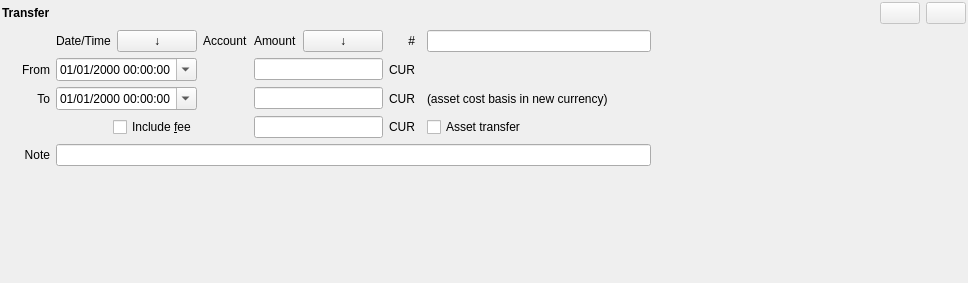
titov-vv/jal, file jal/ui/widgets/transfer_operation.ui: the form before one commit.
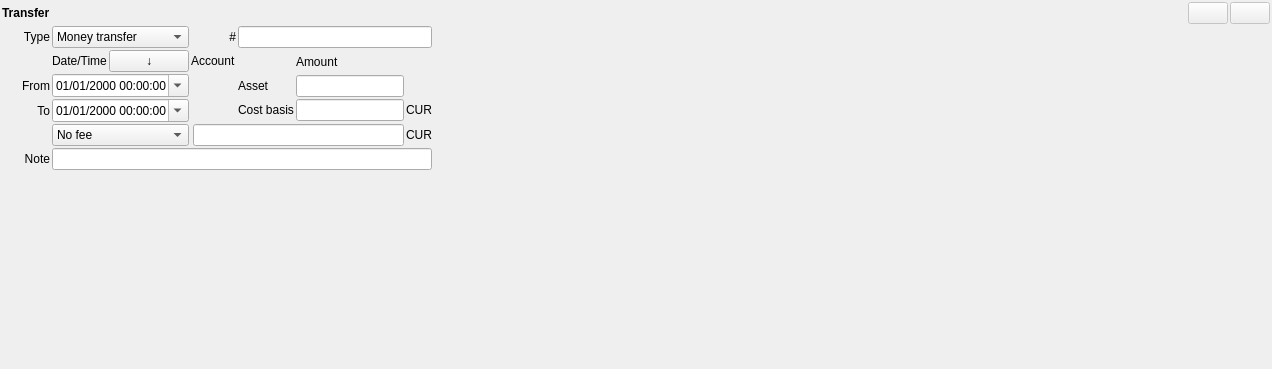
The form after the commit. The open tabs and pages were chosen to show the change. Custom widgets are drawn as their Qt base class.

Commit message: Transfer widget improvements. Tron fetch bug-fixes.

The edit to the form file:
```diff
--- a/jal/ui/widgets/transfer_operation.ui
+++ b/jal/ui/widgets/transfer_operation.ui
@@ -6,8 +6,8 @@
    <rect>
     <x>0</x>
     <y>0</y>
-    <width>968</width>
-    <height>283</height>
+    <width>1272</width>
+    <height>369</height>
    </rect>
   </property>
   <property name="windowTitle">
@@ -26,34 +26,192 @@
    <property name="bottomMargin">
     <number>2</number>
    </property>
-   <item row="3" column="7">
-    <widget class="AccountCurrencyLabel" name="to_currency">
-     <property name="text">
-      <string>CUR</string>
+   <property name="spacing">
+    <number>2</number>
+   </property>
+   <item row="7" column="2">
+    <spacer name="vertical_spacer">
+     <property name="orientation">
+      <enum>Qt::Orientation::Vertical</enum>
      </property>
-    </widget>
-   </item>
-   <item row="2" column="7">
-    <widget class="AccountCurrencyLabel" name="from_currency">
-     <property name="text">
-      <string>CUR</string>
+     <property name="sizeHint" stdset="0">
+      <size>
+       <width>20</width>
+       <height>40</height>
+      </size>
      </property>
-    </widget>
+    </spacer>
    </item>
-   <item row="2" column="0">
-    <widget class="QLabel" name="from_account_label">
+   <item row="4" column="0">
+    <widget class="QLabel" name="to_account_label">
      <property name="text">
-      <string>From</string>
+      <string>To</string>
      </property>
      <property name="alignment">
       <set>Qt::AlignRight|Qt::AlignTrailing|Qt::AlignVCenter</set>
      </property>
     </widget>
    </item>
-   <item row="3" column="4">
+   <item row="4" column="4">
     <widget class="ReferenceSelectorWidget" name="to_account_widget" native="true"/>
    </item>
-   <item row="7" column="0">
+   <item row="1" column="2" colspan="2">
+    <widget class="QComboBox" name="TransferTypeCombo">
+     <item>
+      <property name="text">
+       <string>Money transfer</string>
+      </property>
+     </item>
+     <item>
+      <property name="text">
+       <string>Asset transfer</string>
+      </property>
+     </item>
+    </widget>
+   </item>
+   <item row="2" column="4">
+    <widget class="QLabel" name="account_label">
+     <property name="text">
+      <string>Account</string>
+     </property>
+    </widget>
+   </item>
+   <item row="2" column="9">
+    <spacer name="horizontal_spacer">
+     <property name="orientation">
+      <enum>Qt::Orientation::Horizontal</enum>
+     </property>
+     <property name="sizeHint" stdset="0">
+      <size>
+       <width>40</width>
+       <height>20</height>
+      </size>
+     </property>
+    </spacer>
+   </item>
+   <item row="0" column="10">
+    <widget class="QPushButton" name="commit_button">
+     <property name="enabled">
+      <bool>false</bool>
+     </property>
+     <property name="toolTip">
+      <string>Commit changes</string>
+     </property>
+     <property name="text">
+      <string/>
+     </property>
+    </widget>
+   </item>
+   <item row="1" column="0">
+    <widget class="QLabel" name="TransferTypeLabel">
+     <property name="text">
+      <string>Type</string>
+     </property>
+     <property name="alignment">
+      <set>Qt::AlignmentFlag::AlignRight|Qt::AlignmentFlag::AlignTrailing|Qt::AlignmentFlag::AlignVCenter</set>
+     </property>
+    </widget>
+   </item>
+   <item row="2" column="2">
+    <widget class="QLabel" name="date_label">
+     <property name="text">
+      <string>Date/Time</string>
+     </property>
+    </widget>
+   </item>
+   <item row="5" column="4" colspan="5">
+    <widget class="QStackedWidget" name="FeeGasPages">
+     <property name="sizePolicy">
+      <sizepolicy hsizetype="Preferred" vsizetype="Maximum">
+       <horstretch>0</horstretch>
+       <verstretch>0</verstretch>
+      </sizepolicy>
+     </property>
+     <property name="frameShape">
+      <enum>QFrame::Shape::NoFrame</enum>
+     </property>
+     <property name="currentIndex">
+      <number>0</number>
+     </property>
+     <widget class="QWidget" name="NoFeePage"/>
+     <widget class="QWidget" name="FeePage">
+      <layout class="QGridLayout" name="gridLayout">
+       <property name="leftMargin">
+        <number>0</number>
+       </property>
+       <property name="topMargin">
+        <number>0</number>
+       </property>
+       <property name="rightMargin">
+        <number>0</number>
+       </property>
+       <property name="bottomMargin">
+        <number>0</number>
+       </property>
+       <property name="spacing">
+        <number>2</number>
+       </property>
+       <item row="0" column="2">
+        <widget class="AccountCurrencyLabel" name="fee_currency">
+         <property name="text">
+          <string>CUR</string>
+         </property>
+        </widget>
+       </item>
+       <item row="0" column="1">
+        <widget class="QLineEdit" name="fee">
+         <property name="alignment">
+          <set>Qt::AlignmentFlag::AlignRight|Qt::AlignmentFlag::AlignTrailing|Qt::AlignmentFlag::AlignVCenter</set>
+         </property>
+        </widget>
+       </item>
+       <item row="0" column="0">
+        <widget class="ReferenceSelectorWidget" name="fee_account_widget" native="true"/>
+       </item>
+      </layout>
+     </widget>
+     <widget class="QWidget" name="GasPage">
+      <layout class="QGridLayout" name="gridLayout_2">
+       <property name="leftMargin">
+        <number>0</number>
+       </property>
+       <property name="topMargin">
+        <number>0</number>
+       </property>
+       <property name="rightMargin">
+        <number>0</number>
+       </property>
+       <property name="bottomMargin">
+        <number>0</number>
+       </property>
+       <property name="spacing">
+        <number>2</number>
+       </property>
+       <item row="0" column="0">
+        <widget class="QLineEdit" name="gas">
+         <property name="alignment">
+          <set>Qt::AlignmentFlag::AlignRight|Qt::AlignmentFlag::AlignTrailing|Qt::AlignmentFlag::AlignVCenter</set>
+         </property>
+        </widget>
+       </item>
+       <item row="0" column="1">
+        <widget class="ReferenceSelectorWidget" name="gas_symbol_widget" native="true"/>
+       </item>
+      </layout>
+     </widget>
+    </widget>
+   </item>
+   <item row="1" column="4">
+    <widget class="QLabel" name="number_label">
+     <property name="text">
+      <string>#</string>
+     </property>
+     <property name="alignment">
+      <set>Qt::AlignmentFlag::AlignRight|Qt::AlignmentFlag::AlignTrailing|Qt::AlignmentFlag::AlignVCenter</set>
+     </property>
+    </widget>
+   </item>
+   <item row="6" column="0">
     <widget class="QLabel" name="note_label">
      <property name="text">
       <string>Note</string>
@@ -63,17 +221,194 @@
      </property>
     </widget>
    </item>
-   <item row="1" column="6">
-    <widget class="QPushButton" name="copy_amount_btn">
-     <property name="toolTip">
-      <string>Copy value</string>
+   <item row="2" column="5" rowspan="3" colspan="4">
+    <widget class="QStackedWidget" name="MoneyAssetPages">
+     <property name="sizePolicy">
+      <sizepolicy hsizetype="Preferred" vsizetype="Maximum">
+       <horstretch>0</horstretch>
+       <verstretch>0</verstretch>
+      </sizepolicy>
      </property>
-     <property name="text">
-      <string>↓</string>
+     <property name="lineWidth">
+      <number>1</number>
      </property>
+     <property name="currentIndex">
+      <number>1</number>
+     </property>
+     <widget class="QWidget" name="MoneyTransferPage">
+      <layout class="QGridLayout" name="gridLayout_3">
+       <property name="leftMargin">
+        <number>0</number>
+       </property>
+       <property name="topMargin">
+        <number>0</number>
+       </property>
+       <property name="rightMargin">
+        <number>0</number>
+       </property>
+       <property name="bottomMargin">
+        <number>0</number>
+       </property>
+       <property name="spacing">
+        <number>2</number>
+       </property>
+       <item row="2" column="2">
+        <widget class="AccountCurrencyLabel" name="from_currency">
+         <property name="text">
+          <string>CUR</string>
+         </property>
+        </widget>
+       </item>
+       <item row="3" column="2">
+        <widget class="AccountCurrencyLabel" name="to_currency">
+         <property name="text">
+          <string>CUR</string>
+         </property>
+        </widget>
+       </item>
+       <item row="0" column="0">
+        <widget class="QLabel" name="amount_label">
+         <property name="text">
+          <string>Amount</string>
+         </property>
+        </widget>
+       </item>
+       <item row="0" column="1">
+        <widget class="QPushButton" name="copy_amount_btn">
+         <property name="toolTip">
+          <string>Copy value</string>
+         </property>
+         <property name="text">
+          <string>↓</string>
+         </property>
+        </widget>
+       </item>
+       <item row="2" column="0" colspan="2">
+        <widget class="QLineEdit" name="withdrawal">
+         <property name="alignment">
+          <set>Qt::AlignmentFlag::AlignRight|Qt::AlignmentFlag::AlignTrailing|Qt::AlignmentFlag::AlignVCenter</set>
+         </property>
+        </widget>
+       </item>
+       <item row="3" column="0" colspan="2">
+        <widget class="QLineEdit" name="deposit">
+         <property name="alignment">
+          <set>Qt::AlignmentFlag::AlignRight|Qt::AlignmentFlag::AlignTrailing|Qt::AlignmentFlag::AlignVCenter</set>
+         </property>
+        </widget>
+       </item>
+      </layout>
+     </widget>
+     <widget class="QWidget" name="AssetTransferPage">
+      <layout class="QGridLayout" name="gridLayout_4">
+       <property name="leftMargin">
+        <number>0</number>
+       </property>
+       <property name="topMargin">
+        <number>0</number>
+       </property>
+       <property name="rightMargin">
+        <number>0</number>
+       </property>
+       <property name="bottomMargin">
+        <number>0</number>
+       </property>
+       <property name="spacing">
+        <number>2</number>
+       </property>
+       <item row="2" column="1">
+        <widget class="QLineEdit" name="asset_cost_basis"/>
+       </item>
+       <item row="2" column="0">
+        <widget class="QLabel" name="value_label">
+         <property name="text">
+          <string>Cost basis</string>
+         </property>
+        </widget>
+       </item>
+       <item row="1" column="1">
+        <widget class="QLineEdit" name="asset_amount"/>
+       </item>
+       <item row="1" column="0">
+        <widget class="QLabel" name="AssetLabel">
+         <property name="text">
+          <string>Asset</string>
+         </property>
+        </widget>
+       </item>
+       <item row="2" column="2">
+        <widget class="AccountCurrencyLabel" name="CostBasisCurrencyLabel">
+         <property name="text">
+          <string>CUR</string>
+         </property>
+        </widget>
+       </item>
+       <item row="1" column="2">
+        <widget class="ReferenceSelectorWidget" name="symbol_widget" native="true"/>
+       </item>
+       <item row="0" column="1">
+        <widget class="QLabel" name="AmountLabel">
+         <property name="text">
+          <string>Amount</string>
+         </property>
+        </widget>
+       </item>
+      </layout>
+     </widget>
     </widget>
    </item>
+   <item row="1" column="5" colspan="4">
+    <widget class="QLineEdit" name="number"/>
+   </item>
    <item row="3" column="2" colspan="2">
+    <widget class="QDateTimeEdit" name="withdrawal_timestamp">
+     <property name="displayFormat">
+      <string>dd/MM/yyyy hh:mm:ss</string>
+     </property>
+     <property name="calendarPopup">
+      <bool>true</bool>
+     </property>
+     <property name="timeSpec">
+      <enum>Qt::TimeSpec::UTC</enum>
+     </property>
+    </widget>
+   </item>
+   <item row="5" column="2" colspan="2">
+    <widget class="QComboBox" name="FeeGasCombo">
+     <item>
+      <property name="text">
+       <string>No fee</string>
+      </property>
+     </item>
+     <item>
+      <property name="text">
+       <string>Fee</string>
+      </property>
+     </item>
+     <item>
+      <property name="text">
+       <string>Gas</string>
+      </property>
+     </item>
+    </widget>
+   </item>
+   <item row="0" column="11">
+    <widget class="QPushButton" name="revert_button">
+     <property name="enabled">
+      <bool>false</bool>
+     </property>
+     <property name="acceptDrops">
+      <bool>false</bool>
+     </property>
+     <property name="toolTip">
+      <string>Cancel changes</string>
+     </property>
+     <property name="text">
+      <string/>
+     </property>
+    </widget>
+   </item>
+   <item row="4" column="2" colspan="2">
     <widget class="QDateTimeEdit" name="deposit_timestamp">
      <property name="displayFormat">
       <string>dd/MM/yyyy hh:mm:ss</string>
@@ -82,7 +417,17 @@
       <bool>true</bool>
      </property>
      <property name="timeSpec">
-      <enum>Qt::UTC</enum>
+      <enum>Qt::TimeSpec::UTC</enum>
+     </property>
+    </widget>
+   </item>
+   <item row="2" column="3">
+    <widget class="QPushButton" name="copy_date_btn">
+     <property name="toolTip">
+      <string>Copy value</string>
+     </property>
+     <property name="text">
+      <string>↓</string>
      </property>
     </widget>
    </item>
@@ -98,191 +443,21 @@
      </property>
     </widget>
    </item>
-   <item row="1" column="7">
-    <widget class="QLabel" name="number_label">
-     <property name="text">
-      <string>#</string>
-     </property>
-     <property name="alignment">
-      <set>Qt::AlignRight|Qt::AlignTrailing|Qt::AlignVCenter</set>
-     </property>
-    </widget>
-   </item>
-   <item row="1" column="10">
-    <spacer name="horizontal_spacer">
-     <property name="orientation">
-      <enum>Qt::Horizontal</enum>
-     </property>
-     <property name="sizeHint" stdset="0">
-      <size>
-       <width>40</width>
-       <height>20</height>
-      </size>
-     </property>
-    </spacer>
-   </item>
-   <item row="5" column="4">
-    <widget class="ReferenceSelectorWidget" name="fee_account_widget" native="true"/>
-   </item>
-   <item row="8" column="0">
-    <spacer name="vertical_spacer">
-     <property name="orientation">
-      <enum>Qt::Vertical</enum>
-     </property>
-     <property name="sizeHint" stdset="0">
-      <size>
-       <width>20</width>
-       <height>40</height>
-      </size>
-     </property>
-    </spacer>
-   </item>
-   <item row="2" column="5" colspan="2">
-    <widget class="QLineEdit" name="withdrawal">
-     <property name="alignment">
-      <set>Qt::AlignRight|Qt::AlignTrailing|Qt::AlignVCenter</set>
-     </property>
-    </widget>
-   </item>
-   <item row="7" column="2" colspan="8">
-    <widget class="QLineEdit" name="note"/>
-   </item>
-   <item row="0" column="11">
-    <widget class="QPushButton" name="commit_button">
-     <property name="enabled">
-      <bool>false</bool>
-     </property>
-     <property name="toolTip">
-      <string>Commit changes</string>
-     </property>
-     <property name="text">
-      <string/>
-     </property>
-    </widget>
-   </item>
-   <item row="1" column="3">
-    <widget class="QPushButton" name="copy_date_btn">
-     <property name="toolTip">
-      <string>Copy value</string>
-     </property>
-     <property name="text">
-      <string>↓</string>
-     </property>
-    </widget>
-   </item>
-   <item row="2" column="2" colspan="2">
-    <widget class="QDateTimeEdit" name="withdrawal_timestamp">
-     <property name="displayFormat">
-      <string>dd/MM/yyyy hh:mm:ss</string>
-     </property>
-     <property name="calendarPopup">
-      <bool>true</bool>
-     </property>
-     <property name="timeSpec">
-      <enum>Qt::UTC</enum>
-     </property>
-    </widget>
-   </item>
-   <item row="1" column="9">
-    <widget class="QLineEdit" name="number"/>
-   </item>
-   <item row="2" column="4">
+   <item row="3" column="4">
     <widget class="ReferenceSelectorWidget" name="from_account_widget" native="true"/>
    </item>
-   <item row="5" column="2" colspan="2" alignment="Qt::AlignRight">
-    <widget class="QCheckBox" name="fee_check">
-     <property name="text">
-      <string>Include &amp;fee</string>
-     </property>
-    </widget>
-   </item>
    <item row="3" column="0">
-    <widget class="QLabel" name="to_account_label">
+    <widget class="QLabel" name="from_account_label">
      <property name="text">
-      <string>To</string>
+      <string>From</string>
      </property>
      <property name="alignment">
       <set>Qt::AlignRight|Qt::AlignTrailing|Qt::AlignVCenter</set>
      </property>
     </widget>
    </item>
-   <item row="1" column="2">
-    <widget class="QLabel" name="date_label">
-     <property name="text">
-      <string>Date/Time</string>
-     </property>
-    </widget>
-   </item>
-   <item row="0" column="12">
-    <widget class="QPushButton" name="revert_button">
-     <property name="enabled">
-      <bool>false</bool>
-     </property>
-     <property name="acceptDrops">
-      <bool>false</bool>
-     </property>
-     <property name="toolTip">
-      <string>Cancel changes</string>
-     </property>
-     <property name="text">
-      <string/>
-     </property>
-    </widget>
-   </item>
-   <item row="1" column="5">
-    <widget class="QLabel" name="amount_label">
-     <property name="text">
-      <string>Amount</string>
-     </property>
-    </widget>
-   </item>
-   <item row="5" column="7">
-    <widget class="AccountCurrencyLabel" name="fee_currency">
-     <property name="text">
-      <string>CUR</string>
-     </property>
-    </widget>
-   </item>
-   <item row="2" column="9">
-    <widget class="ReferenceSelectorWidget" name="symbol_widget" native="true"/>
-   </item>
-   <item row="5" column="8">
-    <widget class="ReferenceSelectorWidget" name="fee_symbol_widget" native="true"/>
-   </item>
-   <item row="5" column="9">
-    <widget class="QCheckBox" name="asset_check">
-     <property name="text">
-      <string>Asset transfer</string>
-     </property>
-    </widget>
-   </item>
-   <item row="1" column="4">
-    <widget class="QLabel" name="account_label">
-     <property name="text">
-      <string>Account</string>
-     </property>
-    </widget>
-   </item>
-   <item row="5" column="5" colspan="2">
-    <widget class="QLineEdit" name="fee">
-     <property name="alignment">
-      <set>Qt::AlignRight|Qt::AlignTrailing|Qt::AlignVCenter</set>
-     </property>
-    </widget>
-   </item>
-   <item row="3" column="5" colspan="2">
-    <widget class="QLineEdit" name="deposit">
-     <property name="alignment">
-      <set>Qt::AlignRight|Qt::AlignTrailing|Qt::AlignVCenter</set>
-     </property>
-    </widget>
-   </item>
-   <item row="3" column="9">
-    <widget class="QLabel" name="value_label">
-     <property name="text">
-      <string>(asset cost basis in new currency)</string>
-     </property>
-    </widget>
+   <item row="6" column="2" colspan="7">
+    <widget class="QLineEdit" name="note"/>
    </item>
   </layout>
  </widget>
```
Left out of the diff: 6 changed lines with no effect on the pictures. The commit also changes 14 other files.
